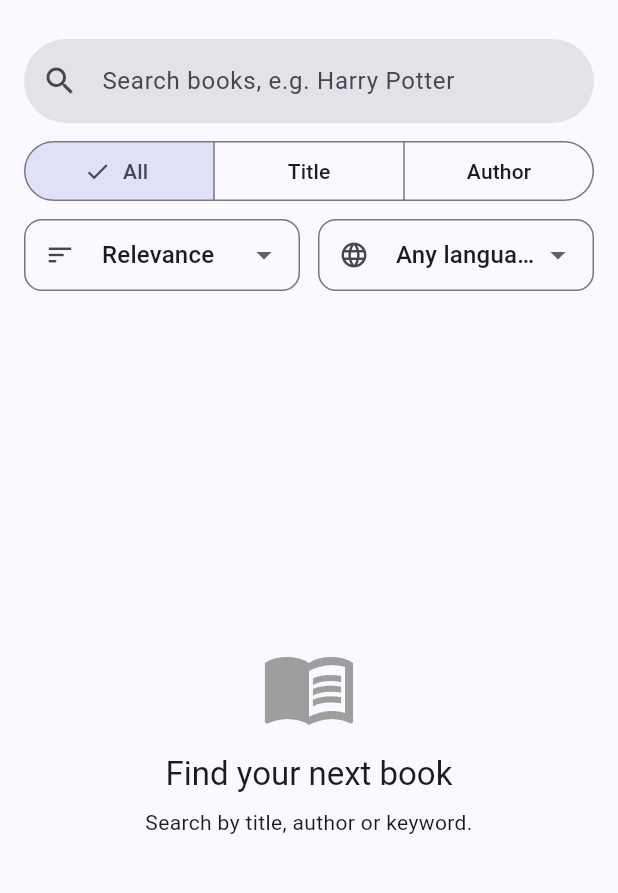
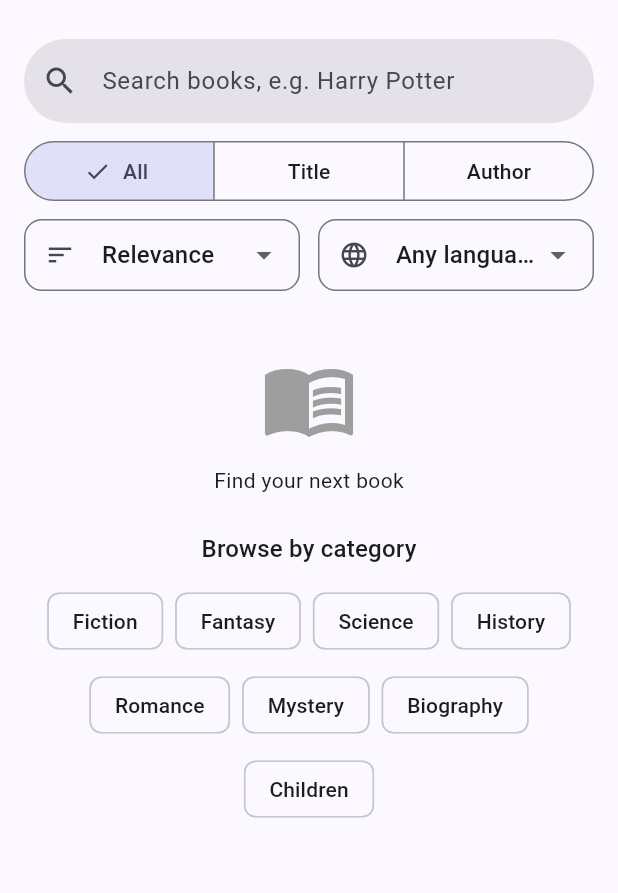
Before and after one commit to shreya-pandey2006/Book_Details_App, a Flutter app: the screen it shows once a user with an empty profile is signed in, on a phone screen of 412 x 824 dp, the part 63-956 px from its top. Run offline on Flutter 3.47's test engine with Material 3 defaults, Android fonts, the phone set to English and light mode, and no system bars; our stand-ins replace cached_network_image, firebase_auth, firebase_core, shimmer; accounts and stored records are empty.

Commit message:
feat: details screen, categories and shimmer loading

```diff
--- a/lib/screens/search_screen.dart
+++ b/lib/screens/search_screen.dart
@@ -2,8 +2,11 @@ import 'dart:async';
 import 'package:flutter/material.dart';
 import '../models/book.dart';
 import '../services/book_api_service.dart';
+import '../services/auth_service.dart';
 import '../widgets/book_card.dart';
-import '../services/auth_service.dart';
+import '../widgets/category_chips.dart';
+import '../widgets/book_list_skeleton.dart';
+import 'book_details_screen.dart';
 
 class SearchScreen extends StatefulWidget {
   const SearchScreen({super.key});
@@ -12,22 +15,8 @@ class SearchScreen extends StatefulWidget {
 }
 class _SearchScreenState extends State<SearchScreen> {
   static const _pageSize = 20;
-  static const _sortOptions = {
-    '': 'Relevance',
-    'new': 'Newest first',
-    'old': 'Oldest first',
-    'rating': 'Top rated',
-    'editions': 'Most editions',
-  };
-  static const _languageOptions = {
-    '': 'Any language',
-    'eng': 'English',
-    'hin': 'Hindi',
-    'spa': 'Spanish',
-    'fre': 'French',
-    'ger': 'German',
-  };
-
+  static const _sortOptions = {'': 'Relevance','new': 'Newest first','old': 'Oldest first', 'rating': 'Top rated','editions': 'Most editions'};
+  static const _languageOptions = {'': 'Any language','eng': 'English','hin': 'Hindi', 'spa': 'Spanish','fre': 'French','ger': 'German'};
   final _api = BookApiService();
   final _controller = TextEditingController();
   final _focusNode = FocusNode();
@@ -104,10 +93,7 @@ class _SearchScreenState extends State<SearchScreen> {
     });
 
     try {
-      final result = await _api.search(
-        q,
-        type: _searchType, page: 1, limit: _pageSize, sort: _sort, language: _language,
-      );
+      final result = await _api.search( q, type: _searchType, page: 1, limit: _pageSize, sort: _sort, language: _language);
       if (!mounted || id != _searchId) return;
       _books = result.books;
       _total = result.total;
@@ -134,10 +120,7 @@ class _SearchScreenState extends State<SearchScreen> {
     });
 
     try {
-      final result = await _api.search(
-        _query,
-        type: _searchType, page: _page + 1, limit: _pageSize, sort: _sort, language: _language,
-      );
+      final result = await _api.search(_query, type: _searchType, page: _page + 1, limit: _pageSize, sort: _sort, language: _language);
       if (!mounted || id != _searchId) return;
       if (result.books.isEmpty) {
         _total = _books.length;
@@ -192,12 +175,10 @@ class _SearchScreenState extends State<SearchScreen> {
                 hintText: _hint(),
                 prefixIcon: const Icon(Icons.search), suffixIcon: _controller.text.isEmpty ? null : IconButton( icon: const Icon(Icons.clear),
                         onPressed: () {
-                          _controller.clear();
-                          _onQueryChanged('');
+                          _controller.clear(); _onQueryChanged('');
                         },
                       ),
-                filled: true,
-                border: OutlineInputBorder( borderRadius: BorderRadius.circular(30), borderSide: BorderSide.none,
+                filled: true, border: OutlineInputBorder( borderRadius: BorderRadius.circular(30), borderSide: BorderSide.none,
                 ),
               ),
             ),
@@ -208,9 +189,7 @@ class _SearchScreenState extends State<SearchScreen> {
               children: [
                 _buildBody(),
                 if (_suggestions.isNotEmpty)
-                  Positioned(
-                    top: 0, left: 16, right: 16, child: _buildSuggestions(),
-                  ),
+                  Positioned( top: 0, left: 16, right: 16, child: _buildSuggestions() ),
               ],
             ),
           ),
@@ -263,12 +242,7 @@ class _SearchScreenState extends State<SearchScreen> {
     );
   }
 
-  Widget _dropdown({
-    required String value,
-    required Map<String, String> items,
-    required IconData icon,
-    required ValueChanged<String> onChanged,
-  }) {
+  Widget _dropdown({required String value, required Map<String, String> items, required IconData icon, required ValueChanged<String> onChanged,}) {
     return InputDecorator(
       decoration: InputDecoration(
         isDense: true, prefixIcon: Icon(icon, size: 20),
@@ -278,8 +252,7 @@ class _SearchScreenState extends State<SearchScreen> {
         child: DropdownButton<String>(
           value: value, isExpanded: true, isDense: true, items: items.entries
               .map((e) => DropdownMenuItem(
-                    value: e.key,
-                    child: Text(e.value, overflow: TextOverflow.ellipsis),
+                    value: e.key, child: Text(e.value, overflow: TextOverflow.ellipsis),
                   ))
               .toList(),
           onChanged: (v) {
@@ -312,9 +285,7 @@ class _SearchScreenState extends State<SearchScreen> {
   }
 
   Widget _buildBody() {
-    if (_isLoading) {
-      return const Center(child: CircularProgressIndicator());
-    }
+    if (_isLoading) return const BookListSkeleton();
     if (_error != null) {
       return _MessageView(
         icon: Icons.wifi_off, title: 'Something went wrong', message: _error!, buttonLabel: 'Retry',
@@ -322,10 +293,16 @@ class _SearchScreenState extends State<SearchScreen> {
       );
     }
     if (!_hasSearched) {
-      return const _MessageView(
-        icon: Icons.menu_book, title: 'Find your next book', message: 'Search by title, author or keyword.',
-      );
-    }
+  return const SingleChildScrollView(
+    child: Column(
+      children: [
+        SizedBox(height: 32),
+        Icon(Icons.menu_book, size: 64, color: Colors.grey),SizedBox(height: 12),
+        Text('Find your next book'), SizedBox(height: 24), CategoryChips(),
+      ],
+    ),
+  );
+}
     if (_books.isEmpty) {
       return _MessageView(
         icon: Icons.search_off, title: 'No books found', message: 'Nothing matched "$_query". Try a different search or filter.',
@@ -343,10 +320,14 @@ class _SearchScreenState extends State<SearchScreen> {
         }
         if (i == _books.length + 1) return _buildFooter();
         return BookCard(
-          book: _books[i - 1],
-          onTap: () {
-          },
-        );
+  book: _books[i - 1],
+  onTap: () => Navigator.push(
+    context,
+    MaterialPageRoute(
+      builder: (_) => BookDetailsScreen(book: _books[i - 1]),
+    ),
+  ),
+);
       },
     );
   }
@@ -389,13 +370,7 @@ class _MessageView extends StatelessWidget {
   final String message;
   final String? buttonLabel;
   final VoidCallback? onPressed;
-  const _MessageView({
-    required this.icon,
-    required this.title,
-    required this.message,
-    this.buttonLabel,
-    this.onPressed,
-  });
+  const _MessageView({ required this.icon, required this.title, required this.message, this.buttonLabel,this.onPressed,});
   @override
   Widget build(BuildContext context) {
     return Center(
@@ -409,9 +384,7 @@ class _MessageView extends StatelessWidget {
             Text(title, style: Theme.of(context).textTheme.titleLarge),
             const SizedBox(height: 8),
             Text(message, textAlign: TextAlign.center),
-            if (buttonLabel != null) ...[
-              const SizedBox(height: 16), FilledButton(onPressed: onPressed, child: Text(buttonLabel!)),
-            ],
+            if (buttonLabel != null) ...[ const SizedBox(height: 16), FilledButton(onPressed: onPressed, child: Text(buttonLabel!)) ],
           ],
         ),
       ),
```
